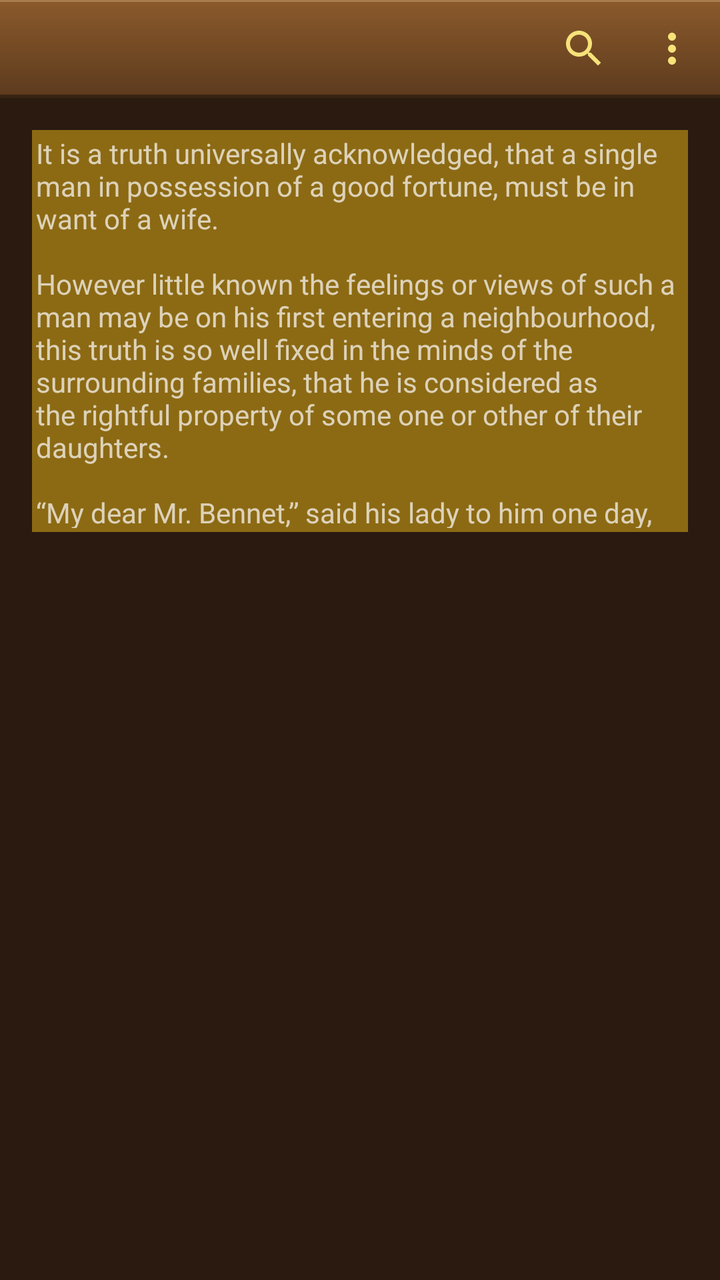
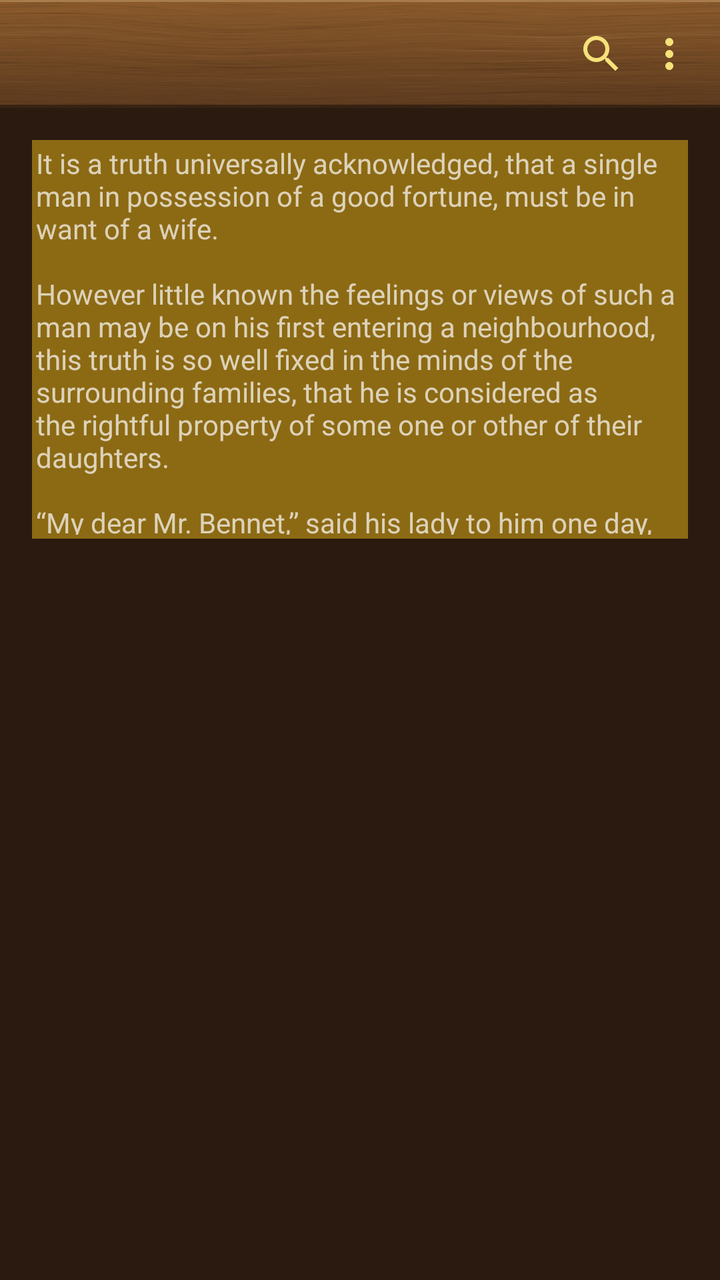

Screens rendered from an Android XML layout before and after an edit, with the pre-edit source and the edit as a unified diff.
<!-- AndroidManifest.xml: activity theme Theme.Ready.Settings -->
<!-- res/layout/activity_settings.xml -->
<?xml version="1.0" encoding="utf-8"?>
<LinearLayout xmlns:android="http://schemas.android.com/apk/res/android"
    android:id="@+id/root"
    android:layout_width="match_parent"
    android:layout_height="match_parent"
    android:orientation="vertical">

    <include layout="@layout/top_bar" />

    
    <FrameLayout
        android:layout_width="match_parent"
        android:layout_height="0dp"
        android:layout_marginEnd="16dp"
        android:layout_marginStart="16dp"
        android:layout_marginTop="16dp"
        android:layout_weight="35"
        android:background="@color/gold_dark"
        android:padding="2dp">

        <TextView
            android:id="@+id/sample"
            android:layout_width="match_parent"
            android:layout_height="match_parent"
            android:text="@string/sample_page" />

        <View
            android:id="@+id/warmth"
            android:layout_width="match_parent"
            android:layout_height="match_parent" />
    </FrameLayout>

    <ScrollView
        android:layout_width="match_parent"
        android:layout_height="0dp"
        android:layout_weight="65">

        <LinearLayout
            android:id="@+id/options"
            android:layout_width="match_parent"
            android:layout_height="wrap_content"
            android:orientation="vertical"
            android:paddingBottom="24dp"
            android:paddingEnd="20dp"
            android:paddingStart="20dp" />
    </ScrollView>
</LinearLayout>
<!-- res/layout/top_bar.xml (included above) -->
<?xml version="1.0" encoding="utf-8"?>
<LinearLayout xmlns:android="http://schemas.android.com/apk/res/android"
    android:id="@+id/bar"
    android:layout_width="match_parent"
    android:layout_height="wrap_content"
    android:background="@drawable/shelf_plank"
    android:gravity="center_vertical"
    android:orientation="horizontal">

    <ImageButton
        android:id="@+id/up"
        android:layout_width="48dp"
        android:layout_height="48dp"
        android:background="?attr/selectableItemBackgroundBorderless"
        android:contentDescription="@string/back"
        android:src="@drawable/ic_back"
        android:visibility="invisible" />

    <Space
        android:layout_width="40dp"
        android:layout_height="48dp" />

    <FrameLayout
        android:layout_width="0dp"
        android:layout_height="49dp"
        android:layout_weight="1">

        
        <TextView
            android:id="@+id/barTitle"
            style="@style/TitlePlate" />
    </FrameLayout>

    <ImageButton
        android:id="@+id/search"
        android:layout_width="40dp"
        android:layout_height="48dp"
        android:background="?attr/selectableItemBackgroundBorderless"
        android:contentDescription="@string/search"
        android:src="@drawable/ic_search" />

    <ImageButton
        android:id="@+id/more"
        android:layout_width="48dp"
        android:layout_height="48dp"
        android:background="?attr/selectableItemBackgroundBorderless"
        android:contentDescription="@string/more"
        android:src="@drawable/ic_more" />
</LinearLayout>
<!-- resources referenced by this layout -->
<resources>
  <color name="gold_dark">#FF8C6A14</color>
  <!-- drawable shelf_plank (drawable) -->
  <?xml version="1.0" encoding="utf-8"?>
  <layer-list xmlns:android="http://schemas.android.com/apk/res/android">
      <item>
          <shape>
              <gradient
                  android:angle="270"
                  android:endColor="#FF5C3A1E"
                  android:startColor="#FF8B5A2B" />
          </shape>
      </item>
      <item android:height="1dp" android:gravity="top">
          <shape>
              <solid android:color="#40FFE2B0" />
          </shape>
      </item>
      <item android:height="1.5dp" android:gravity="bottom">
          <shape>
              <solid android:color="#66000000" />
          </shape>
      </item>
  </layer-list>
  <string name="back">Back</string>
  <string name="more">More</string>
  <string name="search">Search</string>
  <style name="TitlePlate">
          <item name="android:layout_width">wrap_content</item>
          <item name="android:layout_height">40dp</item>
          <item name="android:layout_gravity">center</item>
          <item name="android:minWidth">132dp</item>
          <item name="android:gravity">center</item>
          <item name="android:paddingStart">26dp</item>
          <item name="android:paddingEnd">26dp</item>
          <item name="android:paddingTop">0dp</item>
          <item name="android:paddingBottom">2dp</item>
          <item name="android:fontFamily">serif</item>
          <item name="android:textStyle">bold</item>
          <item name="android:textSize" tools:ignore="SpUsage">18dp</item>
          <item name="android:textColor">@color/plaque_text</item>
          <item name="android:singleLine">true</item>
          <item name="android:ellipsize">end</item>
          <item name="android:shadowColor">#99FFF6C8</item>
          <item name="android:shadowDy">1</item>
          <item name="android:shadowRadius">1</item>
      </style>
  <color name="plaque_text">#FF3B2A05</color>
  <color name="panel">#FF2A1A10</color>
  <!-- unchanged entries left out for length: 5 -->
</resources>

<!-- the commit's change to res/layout/activity_settings.xml (unified diff, before → after) -->
@@ -24,10 +24,11 @@
             android:layout_height="match_parent"
             android:text="@string/sample_page" />
 
-        <View
-            android:id="@+id/warmth"
+        <io.github.edoardonegri.ready.LampView
+            android:id="@+id/lamp"
             android:layout_width="match_parent"
-            android:layout_height="match_parent" />
+            android:layout_height="match_parent"
+            android:visibility="gone" />
     </FrameLayout>
 
     <ScrollView
@@ -48,6 +49,8 @@
 <!-- res/layout/top_bar.xml (included above) -->
 <?xml version="1.0" encoding="utf-8"?>
 <LinearLayout xmlns:android="http://schemas.android.com/apk/res/android"
+    xmlns:app="http://schemas.android.com/apk/res-auto"
+    xmlns:tools="http://schemas.android.com/tools"
     android:id="@+id/bar"
     android:layout_width="match_parent"
     android:layout_height="wrap_content"
@@ -57,41 +60,59 @@
 
     <ImageButton
         android:id="@+id/up"
-        android:layout_width="48dp"
+        android:layout_width="44dp"
         android:layout_height="48dp"
         android:background="?attr/selectableItemBackgroundBorderless"
         android:contentDescription="@string/back"
+        android:paddingStart="7dp"
+        android:paddingEnd="0dp"
         android:src="@drawable/ic_back"
         android:visibility="invisible" />
 
-    <Space
-        android:layout_width="40dp"
-        android:layout_height="48dp" />
+    
+    <ImageButton
+        android:id="@+id/resume"
+        android:layout_width="44dp"
+        android:layout_height="48dp"
+        android:background="?attr/selectableItemBackgroundBorderless"
+        android:contentDescription="@string/resume"
+        android:paddingStart="0dp"
+        android:paddingEnd="13dp"
+        android:src="@drawable/ic_resume"
+        android:visibility="invisible" />
 
     <FrameLayout
         android:layout_width="0dp"
-        android:layout_height="49dp"
+        android:layout_height="54dp"
         android:layout_weight="1">
 
         
         <TextView
             android:id="@+id/barTitle"
-            style="@style/TitlePlate" />
+            style="@style/TitlePlate"
+            android:layout_height="50dp"
+            android:textSize="21dp"
+            app:autoSizeMaxTextSize="21dp"
+            tools:ignore="SpUsage" />
     </FrameLayout>
 
     <ImageButton
         android:id="@+id/search"
-        android:layout_width="40dp"
+        android:layout_width="44dp"
         android:layout_height="48dp"
         android:background="?attr/selectableItemBackgroundBorderless"
+        android:paddingStart="13dp"
+        android:paddingEnd="0dp"
         android:contentDescription="@string/search"
         android:src="@drawable/ic_search" />
 
     <ImageButton
         android:id="@+id/more"
-        android:layout_width="48dp"
+        android:layout_width="44dp"
         android:layout_height="48dp"
         android:background="?attr/selectableItemBackgroundBorderless"
+        android:paddingStart="0dp"
+        android:paddingEnd="7dp"
         android:contentDescription="@string/more"
         android:src="@drawable/ic_more" />
 </LinearLayout>
<!-- resource entries referenced after the edit -->
@@ -1,6 +1,16 @@
 <!-- resources referenced by this layout -->
 <resources>
   <color name="gold_dark">#FF8C6A14</color>
+  <!-- drawable ic_resume (drawable) -->
+  <vector xmlns:android="http://schemas.android.com/apk/res/android"
+      android:width="24dp"
+      android:height="24dp"
+      android:viewportWidth="24"
+      android:viewportHeight="24">
+      <path
+          android:fillColor="#FFF6E27A"
+          android:pathData="M21,5c-1.11,-0.35 -2.33,-0.5 -3.5,-0.5 -1.95,0 -4.05,0.4 -5.5,1.5 -1.45,-1.1 -3.55,-1.5 -5.5,-1.5S2.45,4.9 1,6v14.65c0,0.25 0.25,0.5 0.5,0.5 0.1,0 0.15,-0.05 0.25,-0.05C3.1,20.45 5.05,20 6.5,20c1.95,0 4.05,0.4 5.5,1.5 1.35,-0.85 3.8,-1.5 5.5,-1.5 1.65,0 3.35,0.3 4.75,1.05 0.1,0.05 0.15,0.05 0.25,0.05 0.25,0 0.5,-0.25 0.5,-0.5V6c-0.6,-0.45 -1.25,-0.75 -2,-1zM21,18.5c-1.1,-0.35 -2.3,-0.5 -3.5,-0.5 -1.7,0 -4.15,0.65 -5.5,1.5V8c1.35,-0.85 3.8,-1.5 5.5,-1.5 1.2,0 2.4,0.15 3.5,0.5v11.5z" />
+  </vector>
   <!-- drawable shelf_plank (drawable) -->
   <?xml version="1.0" encoding="utf-8"?>
   <layer-list xmlns:android="http://schemas.android.com/apk/res/android">
@@ -11,6 +21,10 @@
                   android:endColor="#FF5C3A1E"
                   android:startColor="#FF8B5A2B" />
           </shape>
+      </item>
+      
+      <item android:width="1dp" android:height="1dp" android:gravity="fill">
+          <bitmap android:src="@drawable/wood_grain" android:tileMode="repeat" />
       </item>
       <item android:height="1dp" android:gravity="top">
           <shape>
@@ -25,12 +39,14 @@
   </layer-list>
   <string name="back">Back</string>
   <string name="more">More</string>
+  <string name="resume">Continue reading</string>
   <string name="search">Search</string>
   <style name="TitlePlate">
-          <item name="android:layout_width">wrap_content</item>
-          <item name="android:layout_height">40dp</item>
+          <item name="android:layout_width">match_parent</item>
+          <item name="android:layout_height">45dp</item>
           <item name="android:layout_gravity">center</item>
-          <item name="android:minWidth">132dp</item>
+          <item name="android:layout_marginStart">4dp</item>
+          <item name="android:layout_marginEnd">4dp</item>
           <item name="android:gravity">center</item>
           <item name="android:paddingStart">26dp</item>
           <item name="android:paddingEnd">26dp</item>
@@ -40,12 +56,19 @@
           <item name="android:textStyle">bold</item>
           <item name="android:textSize" tools:ignore="SpUsage">18dp</item>
           <item name="android:textColor">@color/plaque_text</item>
-          <item name="android:singleLine">true</item>
+          <item name="android:maxLines">2</item>
+          <item name="autoSizeTextType">uniform</item>
+          <item name="autoSizeMinTextSize">12dp</item>
+          <item name="autoSizeMaxTextSize">18dp</item>
+          <item name="autoSizeStepGranularity">1dp</item>
+          <item name="android:lineSpacingMultiplier">0.85</item>
+          <item name="android:includeFontPadding">false</item>
           <item name="android:ellipsize">end</item>
           <item name="android:shadowColor">#99FFF6C8</item>
           <item name="android:shadowDy">1</item>
           <item name="android:shadowRadius">1</item>
       </style>
+  <!-- drawable wood_grain: png bitmap (drawable-nodpi, 186591 bytes) -->
   <color name="plaque_text">#FF3B2A05</color>
   <color name="panel">#FF2A1A10</color>
   <!-- unchanged entries left out for length: 5 -->
